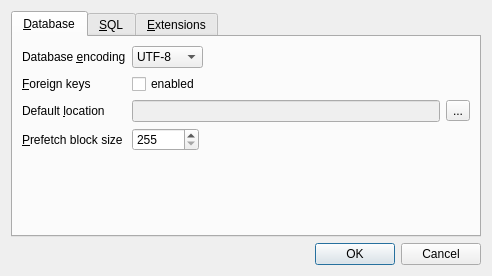
First picture: the form in src/PreferencesDialog.ui, repository sqlitebrowser/sqlitebrowser, before the edit.
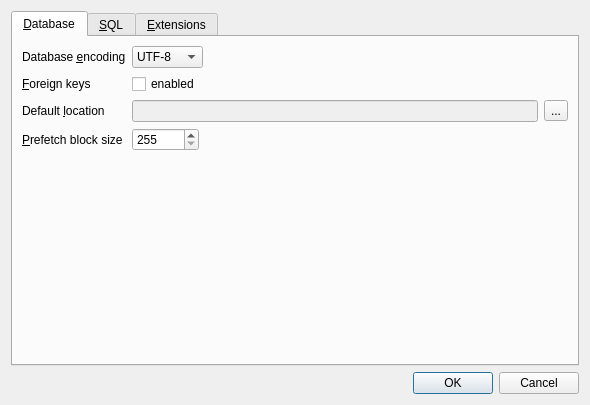
Second picture: the form after the edit. Icons and pictures are not drawn.

Commit message: Fix bad default Preference dialog size #2

Patch:
```diff
--- a/src/PreferencesDialog.ui
+++ b/src/PreferencesDialog.ui
@@ -6,8 +6,8 @@
    <rect>
     <x>0</x>
     <y>0</y>
-    <width>492</width>
-    <height>276</height>
+    <width>590</width>
+    <height>405</height>
    </rect>
   </property>
   <property name="windowTitle">
```
